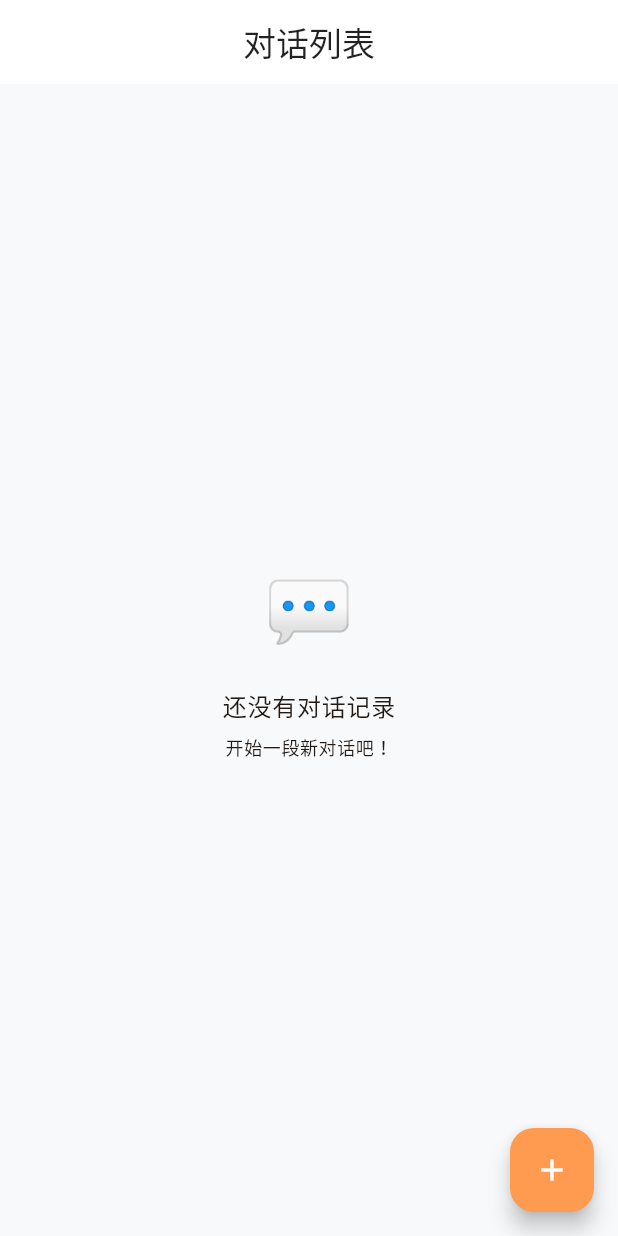
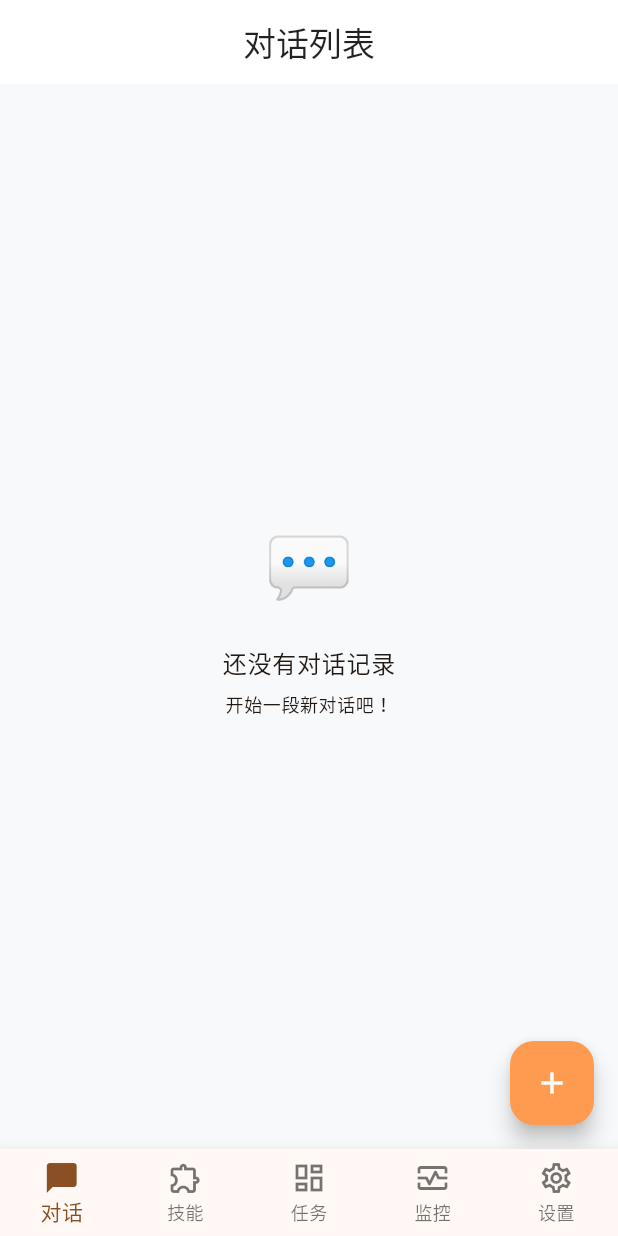
Before and after one commit to aiartist-karl/xiaosu-app, a Flutter app: the screen it shows after launch, on a phone screen of 412 x 824 dp. Run offline on Flutter 3.47's test engine with Material 3 defaults, Android fonts, the light colour scheme and no system bars; our stand-ins replace connectivity_plus, equatable, flutter_riverpod, flutter_secure_storage, go_router, hive_flutter and 1 more; missing offline and left inert: encrypt; accounts and stored records are empty.

Commit message:
feat: 底部导航栏 + API修复 + v2.1.0
- 新增底部导航栏(对话/技能/任务/监控/设置)
- API: 47.116.29.140:5001 -> api.deepseek.com
- 模型: deepseek-chat + API Key已配置
- 子页面pushNamed导航+自动返回按钮
- versionCode 21, versionName 2.1.0

```diff
--- a/lib/app.dart
+++ b/lib/app.dart
@@ -15,15 +15,20 @@ import 'package:go_router/go_router.dart';
 import 'package:xiaosu/ui/theme/app_theme.dart';
 import 'package:xiaosu/ui/pages/error_page.dart';
 
-// ─── 真实实现页面（presentation 层）──────────────────────────
+// ─── Shell 布局 ─────────────────────────────────────────────
+import 'package:xiaosu/presentation/shell/shell_screen.dart';
+
+// ─── 主 Tab 页面 ─────────────────────────────────────────────
 import 'package:xiaosu/presentation/chat/session_list_screen.dart';
-import 'package:xiaosu/presentation/chat/chat_screen.dart';
-import 'package:xiaosu/presentation/settings/settings_screen.dart';
-import 'package:xiaosu/presentation/settings/model_settings_screen.dart';
 import 'package:xiaosu/presentation/settings/skill_manager_screen.dart';
 import 'package:xiaosu/presentation/dashboard/dashboard_screen.dart';
+import 'package:xiaosu/presentation/monitor/monitor_dashboard.dart';
+import 'package:xiaosu/presentation/settings/settings_screen.dart';
+
+// ─── 子页面（从 Tab 页进入，需要返回按钮）───────────────────
+import 'package:xiaosu/presentation/chat/chat_screen.dart';
+import 'package:xiaosu/presentation/settings/model_settings_screen.dart';
 import 'package:xiaosu/presentation/plugin_store/plugin_store_screen.dart';
-import 'package:xiaosu/presentation/monitor/monitor_dashboard.dart';
 import 'package:xiaosu/presentation/workflow_editor/workflow_editor_screen.dart';
 
 /// ============================================================================
@@ -75,12 +80,66 @@ class XiaoSuApp extends ConsumerWidget {
 
       // ─── 路由表定义 ─────────────────────────────────────────
       routes: [
-        // 首页 —— 会话列表 / 主入口
-        GoRoute(
-          path: '/',
-          name: 'home',
-          builder: (context, state) => const SessionListScreen(),
+        // ===== ShellRoute：底部导航栏包裹的 5 个主 Tab =====
+        StatefulShellRoute.indexedStack(
+          builder: (context, state, navigationShell) {
+            return ShellScreen(navigationShell: navigationShell);
+          },
+          branches: [
+            // Tab 1: 对话（会话列表）
+            StatefulShellBranch(
+              routes: [
+                GoRoute(
+                  path: '/',
+                  name: 'home',
+                  builder: (context, state) => const SessionListScreen(),
+                ),
+              ],
+            ),
+            // Tab 2: 技能
+            StatefulShellBranch(
+              routes: [
+                GoRoute(
+                  path: '/skills',
+                  name: 'skills',
+                  builder: (context, state) => const SkillManagerScreen(),
+                ),
+              ],
+            ),
+            // Tab 3: 任务（仪表盘）
+            StatefulShellBranch(
+              routes: [
+                GoRoute(
+                  path: '/tasks',
+                  name: 'tasks',
+                  builder: (context, state) => const DashboardScreen(),
+                ),
+              ],
+            ),
+            // Tab 4: 监控
+            StatefulShellBranch(
+              routes: [
+                GoRoute(
+                  path: '/monitor',
+                  name: 'monitor',
+                  builder: (context, state) => const MonitorDashboard(),
+                ),
+              ],
+            ),
+            // Tab 5: 设置
+            StatefulShellBranch(
+              routes: [
+                GoRoute(
+                  path: '/settings',
+                  name: 'settings',
+                  builder: (context, state) => const SettingsScreen(),
+                ),
+              ],
+            ),
+          ],
         ),
+
+        // ===== 子页面（Shell 外，有返回按钮）=====
 
         // 对话页 —— 与 AI 进行实时对话（完整版）
         GoRoute(
@@ -97,27 +156,6 @@ class XiaoSuApp extends ConsumerWidget {
           path: '/chat-new',
           name: 'chat-new',
           builder: (context, state) => const ChatScreen(conversationId: ''),
-        ),
-
-        // 技能管理页（完整版）
-        GoRoute(
-          path: '/skills',
-          name: 'skills',
-          builder: (context, state) => const SkillManagerScreen(),
-        ),
-
-        // 任务页 —— 仪表盘
-        GoRoute(
-          path: '/tasks',
-          name: 'tasks',
-          builder: (context, state) => const DashboardScreen(),
-        ),
-
-        // 设置页（完整版）
-        GoRoute(
-          path: '/settings',
-          name: 'settings',
-          builder: (context, state) => const SettingsScreen(),
         ),
 
         // 模型设置
@@ -140,13 +178,6 @@ class XiaoSuApp extends ConsumerWidget {
           name: 'plugins',
           builder: (context, state) => const PluginStoreScreen(),
         ),
-
-        // 监控面板
-        GoRoute(
-          path: '/monitor',
-          name: 'monitor',
-          builder: (context, state) => const MonitorDashboard(),
-        ),
       ],
     );
   }
--- a/lib/data/models/conversation_model.dart
+++ b/lib/data/models/conversation_model.dart
@@ -18,7 +18,7 @@ class ConversationModel {
     required this.id,
     required this.title,
     this.systemPrompt = '',
-    this.modelId = 'deepseek-v4-flash',
+    this.modelId = 'deepseek-chat',
     this.status = 'active',
     this.messageCount = 0,
     this.lastMessage = '',
@@ -32,7 +32,7 @@ class ConversationModel {
       id: map['id'] as String,
       title: map['title'] as String? ?? '新对话',
       systemPrompt: map['systemPrompt'] as String? ?? '',
-      modelId: map['modelId'] as String? ?? 'deepseek-v4-flash',
+      modelId: map['modelId'] as String? ?? 'deepseek-chat',
       status: map['status'] as String? ?? 'active',
       messageCount: map['messageCount'] as int? ?? 0,
       lastMessage: map['lastMessage'] as String? ?? '',
--- a/lib/data/models/user_profile_model.dart
+++ b/lib/data/models/user_profile_model.dart
@@ -23,7 +23,7 @@ class UserProfileModel {
     this.avatar = '',
     this.email = '',
     this.bio = '',
-    this.preferredModel = 'deepseek-v4-flash',
+    this.preferredModel = 'deepseek-chat',
     this.themeMode = 'system',
     this.language = 'zh',
     this.enableMemory = true,
@@ -39,7 +39,7 @@ class UserProfileModel {
       avatar: map['avatar'] as String? ?? '',
       email: map['email'] as String? ?? '',
       bio: map['bio'] as String? ?? '',
-      preferredModel: map['preferredModel'] as String? ?? 'deepseek-v4-flash',
+      preferredModel: map['preferredModel'] as String? ?? 'deepseek-chat',
       themeMode: map['themeMode'] as String? ?? 'system',
       language: map['language'] as String? ?? 'zh',
       enableMemory: (map['enableMemory'] as int? ?? 1) == 1,
--- a/lib/presentation/chat/session_list_screen.dart
+++ b/lib/presentation/chat/session_list_screen.dart
@@ -51,7 +51,7 @@ class _SessionListScreenState extends State<SessionListScreen> {
     final id = DateTime.now().millisecondsSinceEpoch.toString();
     _engine.setActiveConversation(id);
     if (mounted) {
-      context.goNamed('chat', pathParameters: {'conversationId': id});
+      context.pushNamed('chat', pathParameters: {'conversationId': id});
     }
   }
 
@@ -93,7 +93,7 @@ class _SessionListScreenState extends State<SessionListScreen> {
                       _formatDate(conv.updatedAt),
                       style: Theme.of(context).textTheme.bodySmall,
                     ),
-                    onTap: () => context.goNamed('chat', pathParameters: {'conversationId': conv.id}),
+                    onTap: () => context.pushNamed('chat', pathParameters: {'conversationId': conv.id}),
                     onLongPress: () => _confirmDelete(conv),
                   ),
                 );
--- a/lib/presentation/settings/model_settings_screen.dart
+++ b/lib/presentation/settings/model_settings_screen.dart
@@ -41,7 +41,7 @@ class _ModelSettingsScreenState extends State<ModelSettingsScreen> {
               subtitle: Text('上下文窗口: ${m.contextWindow}'),
               trailing: Radio<String>(
                 value: m.id,
-                groupValue: 'deepseek-v4-flash',
+                groupValue: 'deepseek-chat',
                 onChanged: (v) {
                   _router.setDefaultModel(v!);
                   setState(() {});
--- /dev/null
+++ b/lib/presentation/shell/shell_screen.dart
@@ -0,0 +1,58 @@
+// ============================================================================
+// 小酥 - 底部导航栏 Shell 布局
+// ============================================================================
+
+import 'package:flutter/material.dart';
+import 'package:go_router/go_router.dart';
+
+/// 底部导航栏 Shell 组件
+/// 包裹主 Tab 页面，提供统一的底部导航
+class ShellScreen extends StatelessWidget {
+  final StatefulNavigationShell navigationShell;
+
+  const ShellScreen({super.key, required this.navigationShell});
+
+  @override
+  Widget build(BuildContext context) {
+    return Scaffold(
+      body: navigationShell,
+      bottomNavigationBar: BottomNavigationBar(
+        type: BottomNavigationBarType.fixed,
+        currentIndex: navigationShell.currentIndex,
+        onTap: (index) {
+          navigationShell.goBranch(
+            index,
+            initialLocation: index == navigationShell.currentIndex,
+          );
+        },
+        items: const [
+          BottomNavigationBarItem(
+            icon: Icon(Icons.chat_bubble_outline),
+            activeIcon: Icon(Icons.chat_bubble),
+            label: '对话',
+          ),
+          BottomNavigationBarItem(
+            icon: Icon(Icons.extension_outlined),
+            activeIcon: Icon(Icons.extension),
+            label: '技能',
+          ),
+          BottomNavigationBarItem(
+            icon: Icon(Icons.dashboard_outlined),
+            activeIcon: Icon(Icons.dashboard),
+            label: '任务',
+          ),
+          BottomNavigationBarItem(
+            icon: Icon(Icons.monitor_heart_outlined),
+            activeIcon: Icon(Icons.monitor_heart),
+            label: '监控',
+          ),
+          BottomNavigationBarItem(
+            icon: Icon(Icons.settings_outlined),
+            activeIcon: Icon(Icons.settings),
+            label: '设置',
+          ),
+        ],
+      ),
+    );
+  }
+}
--- a/pubspec.yaml
+++ b/pubspec.yaml
@@ -1,7 +1,7 @@
 name: xiaosu
 description: 小酥 - 全功能AI助手
 publish_to: 'no'
-version: 2.0.0+20
+version: 2.1.0+21
 
 environment:
   sdk: '>=3.0.0 <4.0.0'
```
Also changed, not shown: lib/config/app_config.dart (+15 -16 lines), lib/core/llm/llm_provider.dart (+4 -4 lines), lib/core/llm/llm_router.dart (+6 -6 lines), lib/presentation/settings/settings_screen.dart (+5 -5 lines), 1 other file.
